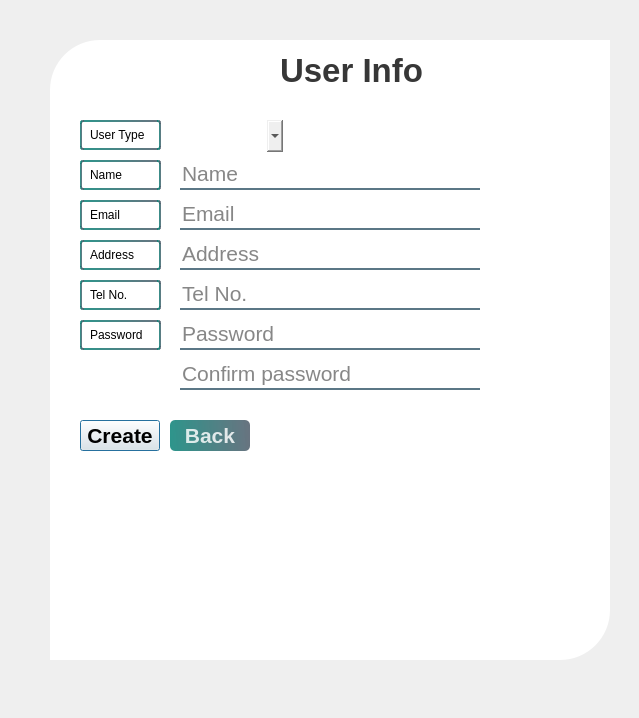
sallyeo/goalDiggers, file adminCreateUser.ui: the form before one commit.
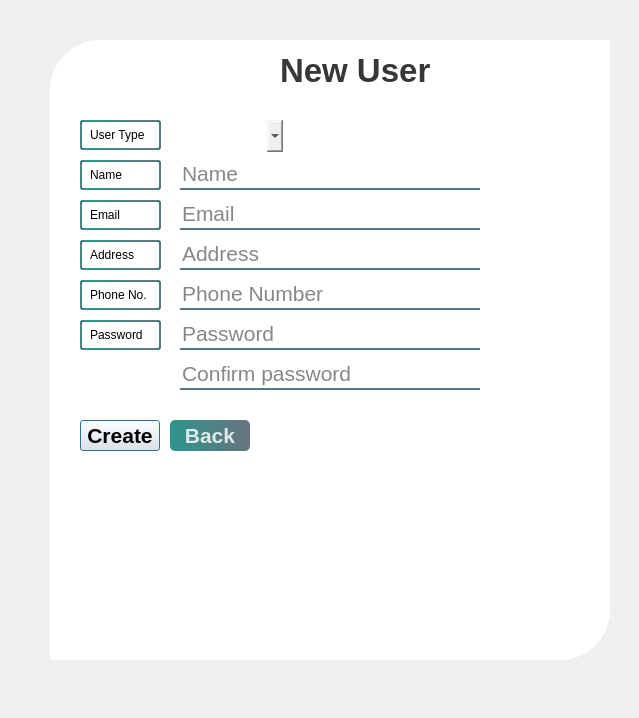
The form after the commit.

Commit message: Passwords hashed + Admin can change password

```diff
--- a/adminCreateUser.ui
+++ b/adminCreateUser.ui
@@ -42,7 +42,7 @@
      <string notr="true">color:rgba(0, 0, 0, 200);</string>
     </property>
     <property name="text">
-     <string>User Info</string>
+     <string>New User</string>
     </property>
    </widget>
    <widget class="QLabel" name="nameLabel">
@@ -80,7 +80,7 @@
 opacity: 200;</string>
     </property>
     <property name="text">
-     <string>Tel No.</string>
+     <string>Phone No.</string>
     </property>
    </widget>
    <widget class="QLabel" name="addressLabel">
@@ -176,7 +176,7 @@
      <string/>
     </property>
     <property name="placeholderText">
-     <string>Tel No.</string>
+     <string>Phone Number</string>
     </property>
    </widget>
    <widget class="QLineEdit" name="addressLine">
@@ -457,7 +457,7 @@
      <rect>
       <x>50</x>
       <y>370</y>
-      <width>60</width>
+      <width>401</width>
       <height>16</height>
      </rect>
     </property>
```
The commit also changes 6 other files.
